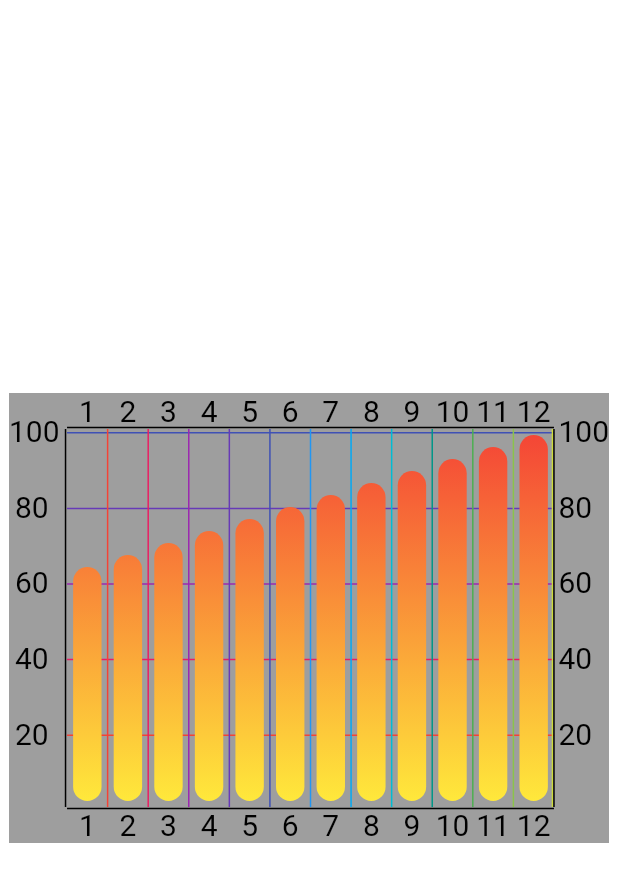
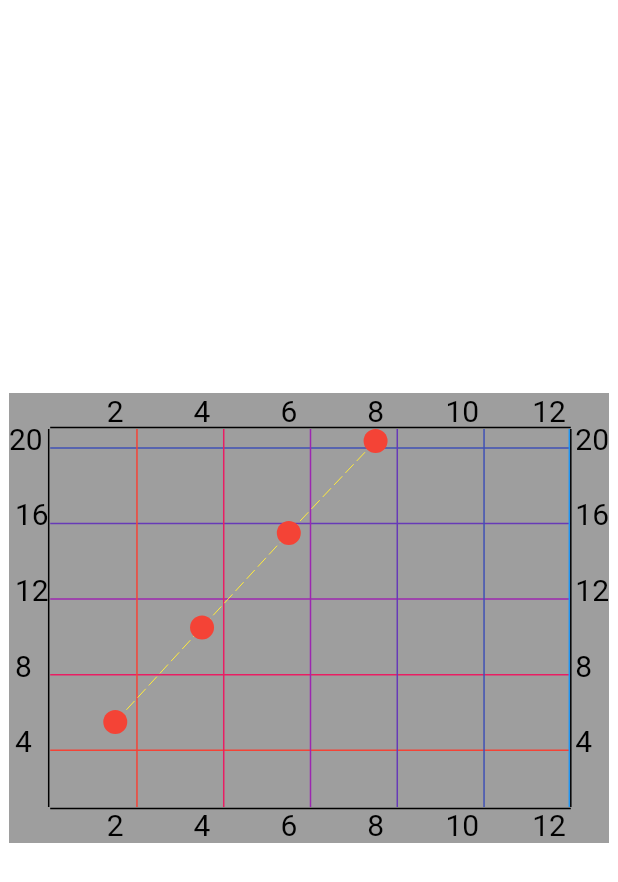
Before and after one commit to jdzAndroid/Jchart, a Flutter app: the screen it shows after launch, on a phone screen of 412 x 824 dp. Shown: the top 882 px of the screen. Run offline on Flutter 3.47's test engine with Material 3 defaults, Android fonts, the phone set to English and light mode, and no system bars.

Commit message:
【开发中】【折线图通用效果实现】【完成80%】

```diff
--- a/lib/base/render/base_chart_x_scale_render.dart
+++ b/lib/base/render/base_chart_x_scale_render.dart
@@ -56,7 +56,6 @@ class BaseChartXScaleRender<STYLE extends BaseChartXScaleStyle,
     String label;
     for (int index = 0; index < labelSizeList.length; index++) {
       Size itemSize = labelSizeList[index];
-      debugPrint(">>>>>>>>>>>>>>>>$itemSize");
       if (itemSize.width <= 0 || itemSize.height <= 0) {
         continue;
       }
--- a/lib/def/line/line_chart_data.dart
+++ b/lib/def/line/line_chart_data.dart
@@ -23,9 +23,7 @@ class LineChartData extends BaseContentData {
   Color? lineColor;
   Color? dashColor;
 
-  ///线条角度
-  Radius? radius;
-  bool? showDot;
+  bool? showCircle;
   double? circleRadius;
   double? circleStrokeRadius;
   PaintingStyle? circleStyle;
@@ -43,8 +41,7 @@ class LineChartData extends BaseContentData {
       this.lineSize,
       this.lineColor,
       this.dashColor,
-      this.radius,
-      this.showDot,
+      this.showCircle,
       this.circleRadius,
       this.circleStrokeRadius,
       this.circleStyle,
--- a/lib/def/line/line_chart_style.dart
+++ b/lib/def/line/line_chart_style.dart
@@ -20,9 +20,7 @@ class LineChartStyle extends BaseChartContentStyle {
   Color? lineColor;
   Color? dashColor;
 
-  ///线条角度
-  Radius? radius;
-  bool? showDot;
+  bool? showCircle;
   double? circleRadius;
   double? circleStrokeRadius;
   PaintingStyle? circleStyle;
@@ -30,6 +28,7 @@ class LineChartStyle extends BaseChartContentStyle {
   Color? circleStrokeColor;
   Color? circleSelColor;
   Color? circleStrokeSelColor;
+  bool? supportSel;
 
   LineChartStyle(
       {this.lineType,
@@ -38,13 +37,13 @@ class LineChartStyle extends BaseChartContentStyle {
       this.lineSize,
       this.lineColor,
       this.dashColor,
-      this.radius,
-      this.showDot,
+      this.showCircle,
       this.circleRadius,
       this.circleStrokeRadius,
       this.circleStyle,
       this.circleColor,
       this.circleStrokeColor,
       this.circleSelColor,
-      this.circleStrokeSelColor});
+      this.circleStrokeSelColor,
+      this.supportSel});
 }
--- /dev/null
+++ b/lib/example/example_line_chart.dart
@@ -0,0 +1,113 @@
+import 'package:flutter/material.dart';
+import 'package:jchart/def/line/line_chart_data.dart';
+import 'package:jchart/def/line/line_chart_render.dart';
+import 'package:jchart/def/line/line_chart_style.dart';
+import 'package:jchart/j_chart.dart';
+import 'package:jchart/line_type_enum.dart';
+
+class ExampleLineChart extends StatelessWidget {
+  const ExampleLineChart({super.key});
+
+  @override
+  Widget build(BuildContext context) {
+    return Expanded(
+        child: Center(
+          child: SizedBox(
+            width: 400,
+            height: 300,
+            child: ColoredBox(
+              color: Colors.grey.shade500,
+              child: BaseChartWidget(
+                xMin: 1,
+                xMax: 12,
+                yMin: 1,
+                yMax: 20,
+                width: 400,
+                height: 300,
+                xGridRender: BaseChartXGridRender(
+                    dataList: List.generate(
+                        5,
+                            (index) => BaseChartXGridData(
+                            value: 4.0 * (index+1),
+                            color: Colors.primaries[index])),
+                    style: ChartGlobalConfig.getXGridDefStyle()
+                      ..color = Colors.red),
+                yGridRender: BaseChartYGridRender(
+                    dataList: List.generate(
+                        6, (index) => BaseChartYGridData(value: (index+1)*2.toDouble(),
+                        color: Colors.primaries[index])),
+                    style: ChartGlobalConfig.getYGridDefStyle()
+                      ..color = Colors.red),
+                leftScaleRender: BaseChartYScaleRender(
+                    dataList: List.generate(
+                        5,
+                            (index) => BaseYScaleData(
+                            value: 4.0 * (index+1),
+                            label: (4 * (index+1)).toString(),
+                            labelPadding: index==4?null:const EdgeInsets.only(left: 4))),
+                    style: ChartGlobalConfig.getLeftScaleDefStyle()
+                      ..color = Colors.green
+                      ..labelAlign = Alignment.center
+                      ..showLabel = true
+                      ..labelPadding=const EdgeInsets.only(right: 4),
+                    left: true),
+                rightScaleRender: BaseChartYScaleRender(
+                    dataList: List.generate(
+                        5,
+                            (index) => BaseYScaleData(
+                            value: 4.0 * (index+1),
+                            label: (4 * (index+1)).toString())),
+                    style: ChartGlobalConfig.getRightScaleDefStyle()
+                      ..color = Colors.green
+                      ..labelAlign = Alignment.center
+                      ..showLabel = true
+                      ..labelPadding=EdgeInsets.only(left: 2),
+                    left: false),
+                bottomScaleRender: BaseChartXScaleRender(
+                    dataList: List.generate(
+                        6,
+                            (index) => BaseXScaleData(
+                            value: (index+1)*2,
+                            label: ((index+1)*2).toString())),
+                    style: ChartGlobalConfig.getBottomScaleDefStyle()
+                      ..labelAlign = Alignment.center,
+                    top: false),
+                topScaleRender: BaseChartXScaleRender(
+                    dataList: List.generate(
+                        6,
+                            (index) => BaseXScaleData(
+                            value: (index+1.0)*2,
+                            label: ((index+1)*2).toString())),
+                    style: ChartGlobalConfig.getTopScaleDefStyle()
+                      ..labelAlign = Alignment.center,
+                    top: true),
+                chartRenderList: [
+                  LineChartRender(
+                      style: LineChartStyle(
+                        lineType: LineTypeEnum.dashed,
+                        lineSize:1,
+                        width: 8,
+                        dashWidth: 3,
+                        dashColor: Colors.transparent,
+                        lineColor: Colors.yellow,
+                        showCircle: true,
+                        circleRadius: 8,
+                        circleStyle: PaintingStyle.fill,
+                        circleColor: Colors.red,
+                        circleSelColor: Colors.purpleAccent,
+
+                      ),
+                      dataList: List.generate(
+                          4,
+                              (index) => LineChartData(
+                                xValue: (index+1)*2.toDouble(),
+                                yValue: 5*(index+1),
+                                supportSel: true
+                              )))
+                ],
+              ),
+            ),
+          ),
+        ));
+  }
+}
--- a/lib/main.dart
+++ b/lib/main.dart
@@ -1,5 +1,6 @@
 import 'package:flutter/material.dart';
 import 'package:jchart/example/example_bar_chart.dart';
+import 'package:jchart/example/example_line_chart.dart';
 
 void main() {
   runApp(const MyApp());
@@ -17,7 +18,7 @@ class MyApp extends StatelessWidget {
         colorScheme: ColorScheme.fromSeed(seedColor: Colors.deepPurple),
         useMaterial3: true,
       ),
-      home: const ExampleBarChart(),
+      home: const ExampleLineChart(),
     );
   }
 }
```
Also changed, not shown: lib/def/line/line_chart_render.dart (+59 -42 lines), pubspec.lock.
